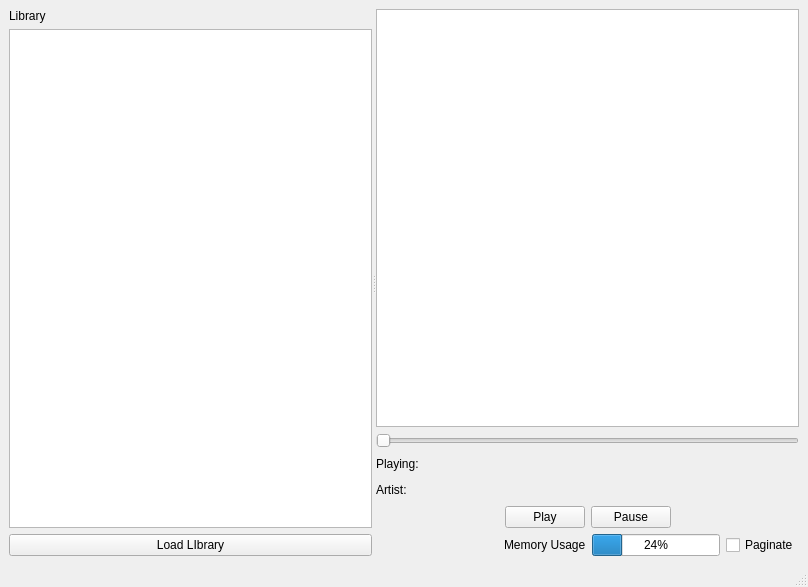
The window that reproductor/reproductor.ui (DennisAL54/Proyecto-1-Datos-2) describes before a commit, drawn with Qt 5.
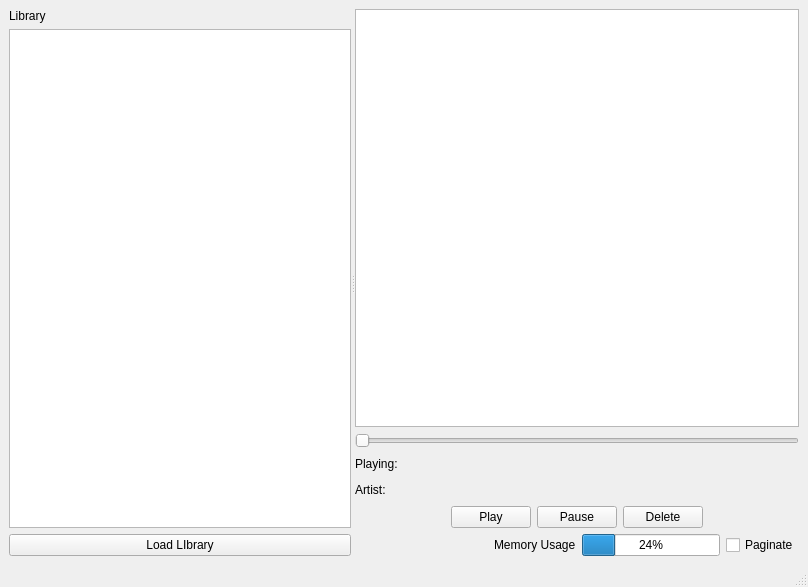
The same window after the commit.

Diff of the .ui file:
```diff
--- a/reproductor/reproductor.ui
+++ b/reproductor/reproductor.ui
@@ -41,7 +41,7 @@
         </item>
        </layout>
       </widget>
-      <widget class="QWidget" name="">
+      <widget class="QWidget" name="layoutWidget">
        <layout class="QVBoxLayout" name="verticalLayout_2">
         <item>
          <widget class="QListWidget" name="listWidget"/>
@@ -143,6 +143,13 @@
             </property>
            </widget>
           </item>
+          <item>
+           <widget class="QPushButton" name="pushButton_4">
+            <property name="text">
+             <string>Delete</string>
+            </property>
+           </widget>
+          </item>
           <item>
            <spacer name="horizontalSpacer_5">
             <property name="orientation">
```
